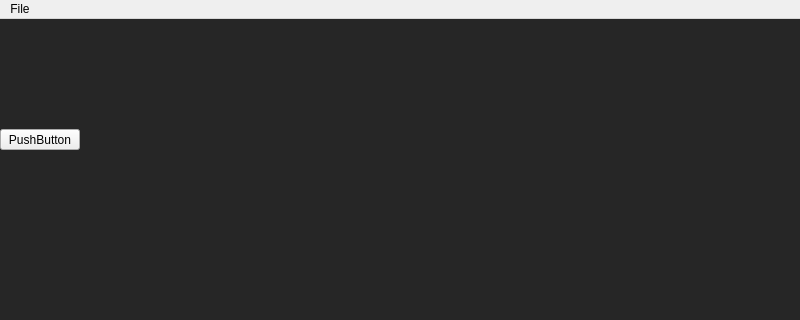
This is mainwindow.ui in Furgololo1/FC as Qt 5 draws it before an edit; both pictures show x 0 to 800 and y 0 to 320 of the 800 by 600 pixel window. The edited form follows.
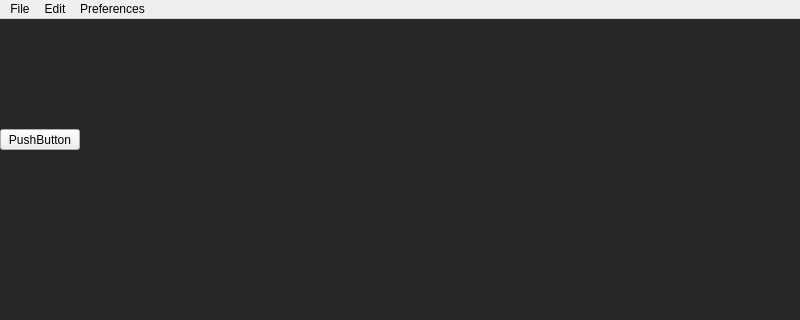
This is the edited form.

Commit message: highlight preferences widget

Diff of the .ui file:
```diff
--- a/mainwindow.ui
+++ b/mainwindow.ui
@@ -62,7 +62,19 @@
     </property>
     <addaction name="separator"/>
    </widget>
+   <widget class="QMenu" name="menuEdit">
+    <property name="title">
+     <string>Edit</string>
+    </property>
+   </widget>
+   <widget class="QMenu" name="menuPreferences">
+    <property name="title">
+     <string>Preferences</string>
+    </property>
+   </widget>
    <addaction name="menuFile"/>
+   <addaction name="menuEdit"/>
+   <addaction name="menuPreferences"/>
   </widget>
   <widget class="QStatusBar" name="statusbar"/>
   <action name="newFile">
```
Left out of the diff: 5 changed lines with no effect on the pictures. The commit also changes 9 other files.
